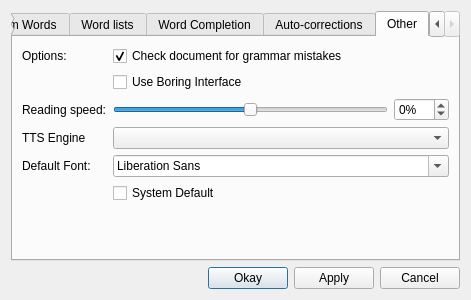
Before: the Qt Designer form ui/settings.ui in nyov/writetype, drawn with Qt 5.
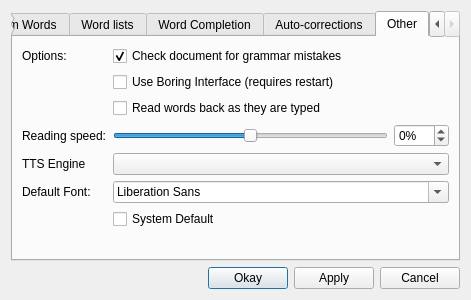
After: the same form once the commit is applied. The open tabs and pages were chosen to show the change.

Commit message: Disabling fancy interface and reading back words as they are typed.

What changed in the file:
```diff
--- a/ui/settings.ui
+++ b/ui/settings.ui
@@ -282,10 +282,10 @@
        <string>Other</string>
       </attribute>
       <layout class="QGridLayout" name="gridLayout_2">
-       <item row="5" column="1">
+       <item row="6" column="1">
         <widget class="QFontComboBox" name="defaultFont"/>
        </item>
-       <item row="5" column="0">
+       <item row="6" column="0">
         <widget class="QLabel" name="label_2">
          <property name="text">
           <string>Default Font:</string>
@@ -299,7 +299,7 @@
          </property>
         </widget>
        </item>
-       <item row="7" column="1">
+       <item row="8" column="1">
         <spacer name="verticalSpacer_3">
          <property name="orientation">
           <enum>Qt::Vertical</enum>
@@ -315,14 +315,14 @@
          </property>
         </spacer>
        </item>
-       <item row="3" column="0">
+       <item row="4" column="0">
         <widget class="QLabel" name="label_9">
          <property name="text">
           <string>Reading speed:</string>
          </property>
         </widget>
        </item>
-       <item row="3" column="1">
+       <item row="4" column="1">
         <layout class="QHBoxLayout" name="horizontalLayout">
          <item>
           <widget class="QSlider" name="speedSlider">
@@ -364,21 +364,21 @@
          </item>
         </layout>
        </item>
-       <item row="4" column="0">
+       <item row="5" column="0">
         <widget class="QLabel" name="label_10">
          <property name="text">
           <string>TTS Engine</string>
          </property>
         </widget>
        </item>
-       <item row="4" column="1">
+       <item row="5" column="1">
         <widget class="QComboBox" name="ttsEngineBox">
          <property name="editable">
           <bool>false</bool>
          </property>
         </widget>
        </item>
-       <item row="6" column="1">
+       <item row="7" column="1">
         <widget class="QCheckBox" name="useDefaultFont">
          <property name="text">
           <string>System Default</string>
@@ -398,7 +398,14 @@
        <item row="2" column="1">
         <widget class="QCheckBox" name="disableFancyInterfaceCheckbox">
          <property name="text">
-          <string>Use Boring Interface</string>
+          <string>Use Boring Interface (requires restart)</string>
+         </property>
+        </widget>
+       </item>
+       <item row="3" column="1">
+        <widget class="QCheckBox" name="readAsTypedCheckbox">
+         <property name="text">
+          <string>Read words back as they are typed</string>
          </property>
         </widget>
        </item>
```
The commit also changes 8 other files.
